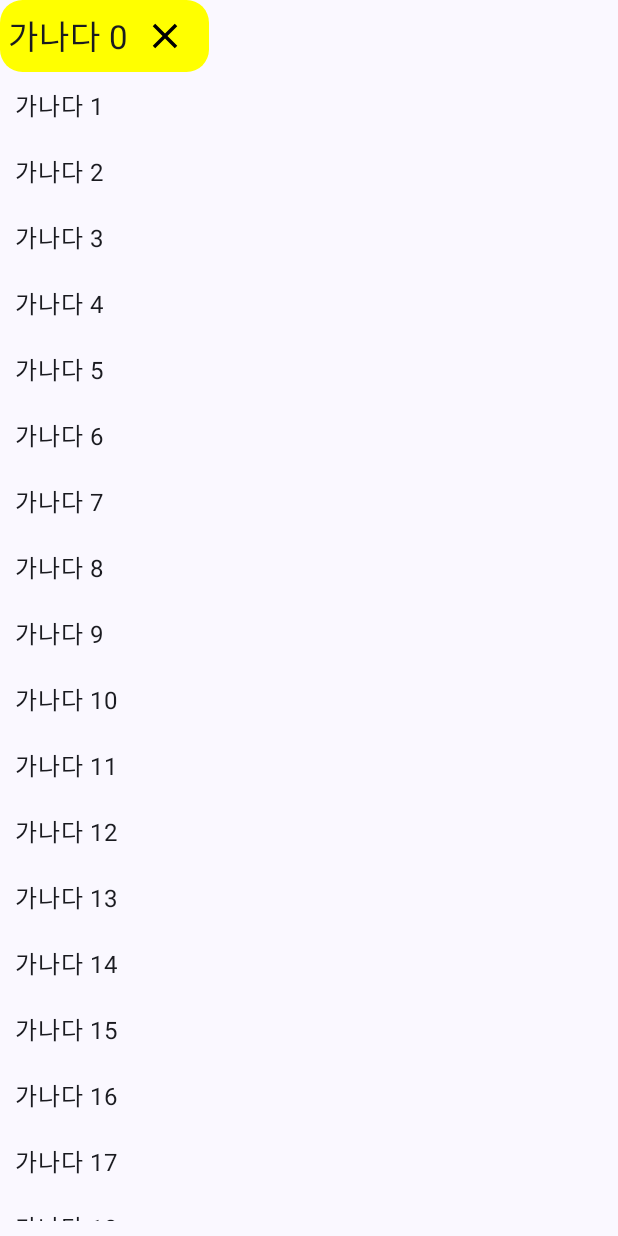
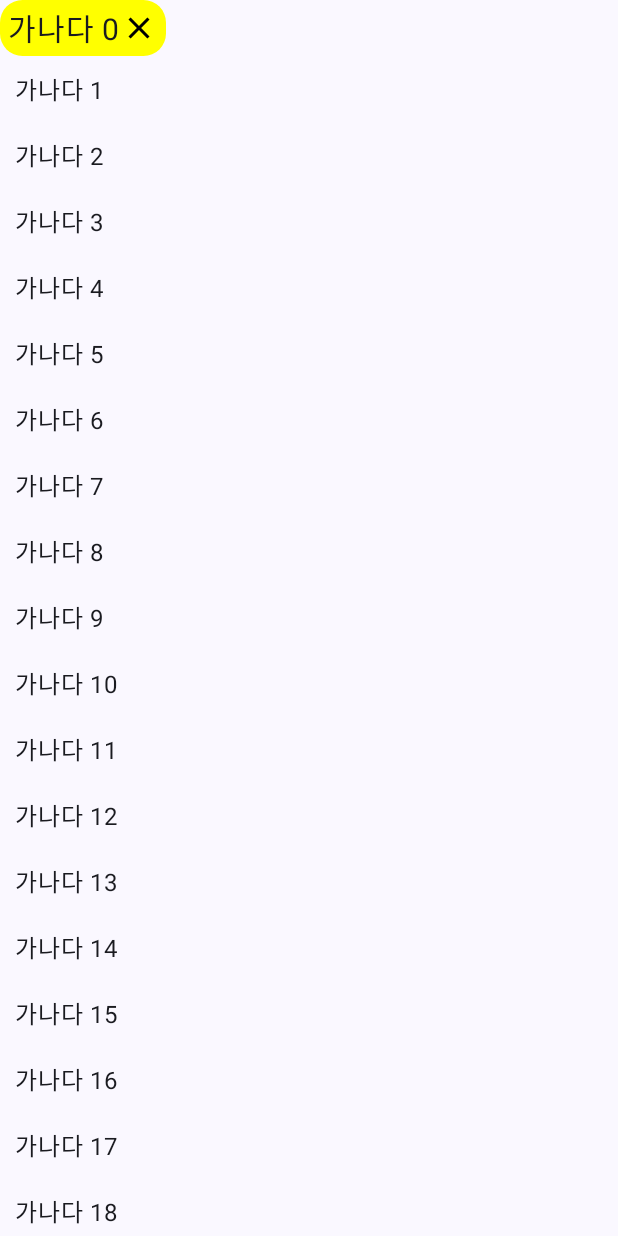
Before and after one commit to zinc0214/SomethingToCompose, an Android app built with Jetpack Compose: the screen it shows after launch (MainActivity), after a tap on an icon or button, on a phone screen of 412 x 824 dp. Run offline under Robolectric (Android 15) with nearby library versions, the phone set to English and light mode, and no system bars; our stand-ins replace accompanist.

Commit message:
[AutoSizing] 사이즈 변경 및 부자연스러운 부분들 수정

```diff
--- a/app/src/main/java/com/hana/somethingtocompose/screens/AutoSizeScreen.kt
+++ b/app/src/main/java/com/hana/somethingtocompose/screens/AutoSizeScreen.kt
@@ -4,13 +4,20 @@ package com.hana.somethingtocompose.screens
 import androidx.compose.foundation.Image
 import androidx.compose.foundation.background
 import androidx.compose.foundation.clickable
+import androidx.compose.foundation.gestures.Orientation
+import androidx.compose.foundation.gestures.scrollable
 import androidx.compose.foundation.layout.Column
 import androidx.compose.foundation.layout.Row
+import androidx.compose.foundation.layout.fillMaxSize
 import androidx.compose.foundation.layout.fillMaxWidth
 import androidx.compose.foundation.layout.padding
 import androidx.compose.foundation.layout.size
+import androidx.compose.foundation.lazy.LazyColumn
+import androidx.compose.foundation.rememberScrollState
 import androidx.compose.foundation.shape.RoundedCornerShape
+import androidx.compose.material3.ExperimentalMaterial3Api
 import androidx.compose.material3.IconButton
+import androidx.compose.material3.Scaffold
 import androidx.compose.material3.Text
 import androidx.compose.runtime.Composable
 import androidx.compose.runtime.getValue
@@ -36,6 +43,7 @@ import com.hana.somethingtocompose.R
 import com.hana.somethingtocompose.model.CommentMentionInfo
 
 
+@OptIn(ExperimentalMaterial3Api::class)
 @Composable
 fun MentionedListView() {
 
@@ -67,15 +75,19 @@ fun MentionedListView() {
     }
 
     var iconSize by remember {
-        mutableStateOf(28.dp)
+        mutableStateOf(25.dp)
     }
 
     var currentSelectedSize by remember {
         mutableStateOf(0)
     }
 
-
-    Column {
+    Scaffold { padding ->
+        Column(
+            modifier = Modifier
+                .fillMaxSize()
+                .padding(padding)
+        ) {
             FlowRow(
                 modifier = Modifier
                     .onGloballyPositioned { coordinates ->
@@ -88,8 +100,8 @@ fun MentionedListView() {
                             var newIconSize = iconSize
 
                             if (selectedFriends.size < 3) {
-                            newTextSize = 22.dp
-                            newIconSize = 28.dp
+                                newTextSize = 20.dp
+                                newIconSize = 25.dp
                             } else if (updatedHeight - columnHeightDp > 10.dp) {
                                 newTextSize =
                                     fontSize - (0.05 * (updatedHeight - columnHeightDp))
@@ -103,10 +115,10 @@ fun MentionedListView() {
                             }
 
                             fontSize =
-                            if (newTextSize > 22.dp) 22.dp else if (newTextSize < 14.dp) 14.dp else newTextSize
+                                if (newTextSize > 20.dp) 20.dp else if (newTextSize < 10.dp) 10.dp else newTextSize
 
                             iconSize =
-                            if (newIconSize > 28.dp) 28.dp else if (newIconSize < 22.dp) 22.dp else newIconSize
+                                if (newIconSize > 25.dp) 25.dp else if (newIconSize < 12.dp) 12.dp else newIconSize
 
                             columnHeightDp = updatedHeight
                             currentSelectedSize = selectedFriends.size
@@ -128,12 +140,19 @@ fun MentionedListView() {
                 }
             }
 
-        Column {
+            LazyColumn(
+                modifier = Modifier
+                    .fillMaxWidth()
+                    .scrollable(rememberScrollState(), orientation = Orientation.Vertical)
+            ) {
+                item {
                     val validList = selectableFriends.filterNot { selectedFriends.contains(it) }
                     validList.forEach {
                         CommentSelectableItemView(commenter = it, selected = { commenter ->
                             selectedFriends.add(commenter)
                         })
+                    }
+                }
             }
         }
     }
@@ -150,19 +169,20 @@ private fun CommentSelectedItemView(
         modifier = Modifier
             .clip(shape = RoundedCornerShape(15.dp))
             .background(color = Color.Yellow)
-            .padding(horizontal = 5.dp),
+            .padding(horizontal = 5.dp, vertical = 3.dp),
         verticalAlignment = Alignment.CenterVertically
     ) {
         Text(text = commenter.nickName, fontSize = textSize)
         IconButton(
             onClick = {
                 delete(commenter.userId)
-            }) {
+            },
+            modifier = Modifier
+                .padding(0.dp)
+                .size(iconSize)
+        ) {
             Image(
                 painter = painterResource(R.drawable.baseline_close_24),
-                modifier = Modifier
-                    .size(iconSize)
-                    .padding(0.dp),
                 contentDescription = null
             )
         }
```
Lines whose indentation alone changed are shown as unchanged.
